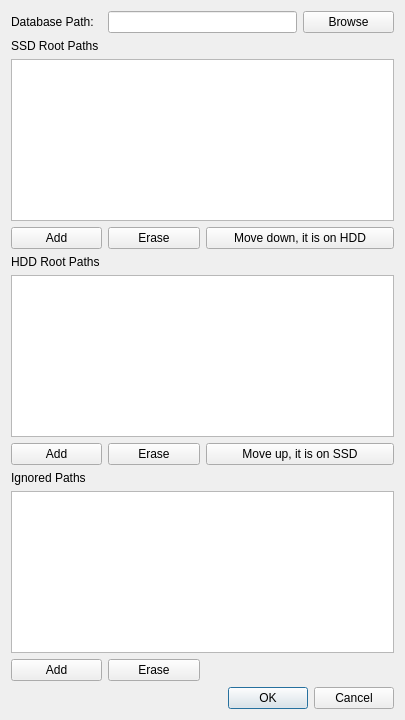
cxxsucks/SearchEverywhere, file widgets/orieconfwidget.ui: the form before one commit.
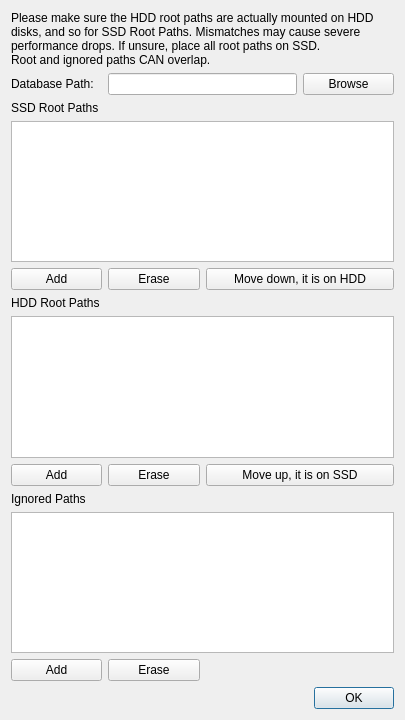
The form after the commit.

```diff
--- a/widgets/orieconfwidget.ui
+++ b/widgets/orieconfwidget.ui
@@ -14,21 +14,45 @@
    <string>Configuring `orient`</string>
   </property>
   <layout class="QGridLayout" name="gridLayout">
-   <item row="8" column="1">
-    <widget class="QPushButton" name="hddRootEraseBut">
-     <property name="text">
-      <string>Erase</string>
+   <item row="11" column="0" colspan="4">
+    <widget class="QListWidget" name="prunedPathLst">
+     <property name="alternatingRowColors">
+      <bool>true</bool>
      </property>
     </widget>
    </item>
-   <item row="8" column="0">
-    <widget class="QPushButton" name="hddRootAddBut">
-     <property name="text">
-      <string>Add</string>
+   <item row="1" column="1" colspan="2">
+    <widget class="QLineEdit" name="dbPathEdit">
+     <property name="whatsThis">
+      <string>Default one generally works.</string>
      </property>
     </widget>
    </item>
    <item row="6" column="0">
+    <widget class="QPushButton" name="ssdRootAddBut">
+     <property name="text">
+      <string>Add</string>
+     </property>
+    </widget>
+   </item>
+   <item row="10" column="0">
+    <widget class="QLabel" name="z_3">
+     <property name="text">
+      <string>Ignored Paths</string>
+     </property>
+     <property name="buddy">
+      <cstring>prunedPathLst</cstring>
+     </property>
+    </widget>
+   </item>
+   <item row="14" column="0" colspan="4">
+    <widget class="QDialogButtonBox" name="buttonBox">
+     <property name="standardButtons">
+      <set>QDialogButtonBox::Ok</set>
+     </property>
+    </widget>
+   </item>
+   <item row="7" column="0">
     <widget class="QLabel" name="z_2">
      <property name="text">
       <string>HDD Root Paths</string>
@@ -38,41 +62,56 @@
      </property>
     </widget>
    </item>
-   <item row="8" column="2" colspan="2">
-    <widget class="QPushButton" name="moveToSsdBut">
+   <item row="13" column="0">
+    <widget class="QPushButton" name="addPrunedBut">
      <property name="text">
-      <string>Move up, it is on SSD</string>
+      <string>Add</string>
      </property>
     </widget>
    </item>
-   <item row="5" column="2" colspan="2">
+   <item row="6" column="2" colspan="2">
     <widget class="QPushButton" name="moveToHddBut">
      <property name="text">
       <string>Move down, it is on HDD</string>
      </property>
     </widget>
    </item>
-   <item row="0" column="1" colspan="2">
-    <widget class="QLineEdit" name="dbPathEdit"/>
-   </item>
-   <item row="2" column="0">
-    <widget class="QLabel" name="z_0">
+   <item row="9" column="1">
+    <widget class="QPushButton" name="hddRootEraseBut">
      <property name="text">
-      <string>SSD Root Paths</string>
-     </property>
-     <property name="buddy">
-      <cstring>ssdRootPathLst</cstring>
+      <string>Erase</string>
      </property>
     </widget>
    </item>
-   <item row="5" column="1">
+   <item row="6" column="1">
     <widget class="QPushButton" name="ssdRootEraseBut">
      <property name="text">
       <string>Erase</string>
      </property>
     </widget>
    </item>
-   <item row="0" column="0">
+   <item row="4" column="0" colspan="4">
+    <widget class="QListWidget" name="ssdRootPathLst">
+     <property name="alternatingRowColors">
+      <bool>true</bool>
+     </property>
+    </widget>
+   </item>
+   <item row="9" column="2" colspan="2">
+    <widget class="QPushButton" name="moveToSsdBut">
+     <property name="text">
+      <string>Move up, it is on SSD</string>
+     </property>
+    </widget>
+   </item>
+   <item row="8" column="0" colspan="4">
+    <widget class="QListWidget" name="hddRootPathLst">
+     <property name="alternatingRowColors">
+      <bool>true</bool>
+     </property>
+    </widget>
+   </item>
+   <item row="1" column="0">
     <widget class="QLabel" name="z_1">
      <property name="text">
       <string>Database Path:</string>
@@ -82,57 +121,48 @@
      </property>
     </widget>
    </item>
-   <item row="7" column="0" colspan="4">
-    <widget class="QListWidget" name="hddRootPathLst"/>
-   </item>
-   <item row="0" column="3">
-    <widget class="QPushButton" name="browseDbPath">
-     <property name="text">
-      <string>Browse</string>
-     </property>
-    </widget>
-   </item>
-   <item row="5" column="0">
-    <widget class="QPushButton" name="ssdRootAddBut">
-     <property name="text">
-      <string>Add</string>
-     </property>
-    </widget>
-   </item>
-   <item row="3" column="0" colspan="4">
-    <widget class="QListWidget" name="ssdRootPathLst"/>
-   </item>
-   <item row="12" column="0">
-    <widget class="QPushButton" name="addPrunedBut">
-     <property name="text">
-      <string>Add</string>
-     </property>
-    </widget>
-   </item>
-   <item row="12" column="1">
+   <item row="13" column="1">
     <widget class="QPushButton" name="erasePrunedBut">
      <property name="text">
       <string>Erase</string>
      </property>
     </widget>
    </item>
-   <item row="10" column="0" colspan="4">
-    <widget class="QListWidget" name="prunedPathLst"/>
+   <item row="0" column="0" colspan="4">
+    <widget class="QLabel" name="z_4">
+     <property name="text">
+      <string>Please make sure the HDD root paths are actually mounted on HDD disks, and so for SSD Root Paths. Mismatches may cause severe performance drops. If unsure, place all root paths on SSD.
+Root and ignored paths CAN overlap.</string>
+     </property>
+     <property name="wordWrap">
+      <bool>true</bool>
+     </property>
+    </widget>
+   </item>
+   <item row="3" column="0">
+    <widget class="QLabel" name="z_0">
+     <property name="text">
+      <string>SSD Root Paths</string>
+     </property>
+     <property name="buddy">
+      <cstring>ssdRootPathLst</cstring>
+     </property>
+    </widget>
    </item>
    <item row="9" column="0">
-    <widget class="QLabel" name="z_3">
+    <widget class="QPushButton" name="hddRootAddBut">
      <property name="text">
-      <string>Ignored Paths</string>
-     </property>
-     <property name="buddy">
-      <cstring>prunedPathLst</cstring>
+      <string>Add</string>
      </property>
     </widget>
    </item>
-   <item row="13" column="0" colspan="4">
-    <widget class="QDialogButtonBox" name="buttonBox">
-     <property name="standardButtons">
-      <set>QDialogButtonBox::Cancel|QDialogButtonBox::Ok</set>
+   <item row="1" column="3">
+    <widget class="QPushButton" name="browseDbPath">
+     <property name="whatsThis">
+      <string>Default one generally works.</string>
+     </property>
+     <property name="text">
+      <string>Browse</string>
      </property>
     </widget>
    </item>
```
Left out of the diff: 3 changed lines with no effect on the pictures.
